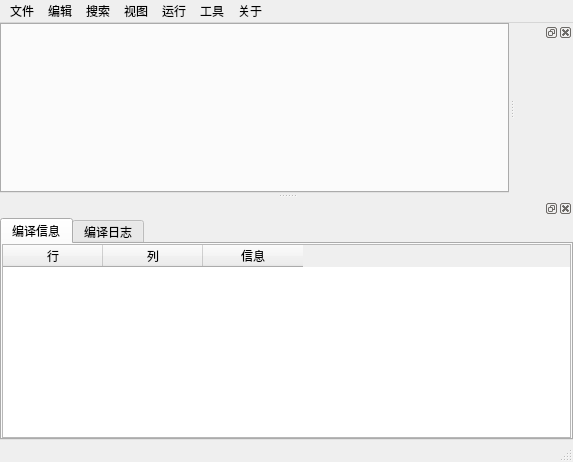
Before: the Qt Designer form mainwindow.ui in neko-para/qdevcpp, drawn with Qt 5.
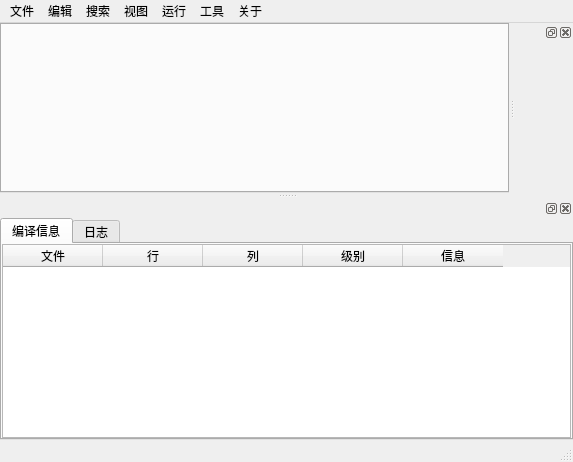
After: the same form once the commit is applied.

```diff
--- a/mainwindow.ui
+++ b/mainwindow.ui
@@ -183,6 +183,11 @@
            <attribute name="verticalHeaderVisible">
             <bool>false</bool>
            </attribute>
+           <column>
+            <property name="text">
+             <string>文件</string>
+            </property>
+           </column>
            <column>
             <property name="text">
              <string>行</string>
@@ -193,6 +198,11 @@
              <string>列</string>
             </property>
            </column>
+           <column>
+            <property name="text">
+             <string>级别</string>
+            </property>
+           </column>
            <column>
             <property name="text">
              <string>信息</string>
@@ -204,7 +214,7 @@
        </widget>
        <widget class="QWidget" name="tab_2">
         <attribute name="title">
-         <string>编译日志</string>
+         <string>日志</string>
         </attribute>
         <layout class="QVBoxLayout" name="verticalLayout_4">
          <property name="leftMargin">
```
Left out of the diff: 2 changed lines with no effect on the pictures.
